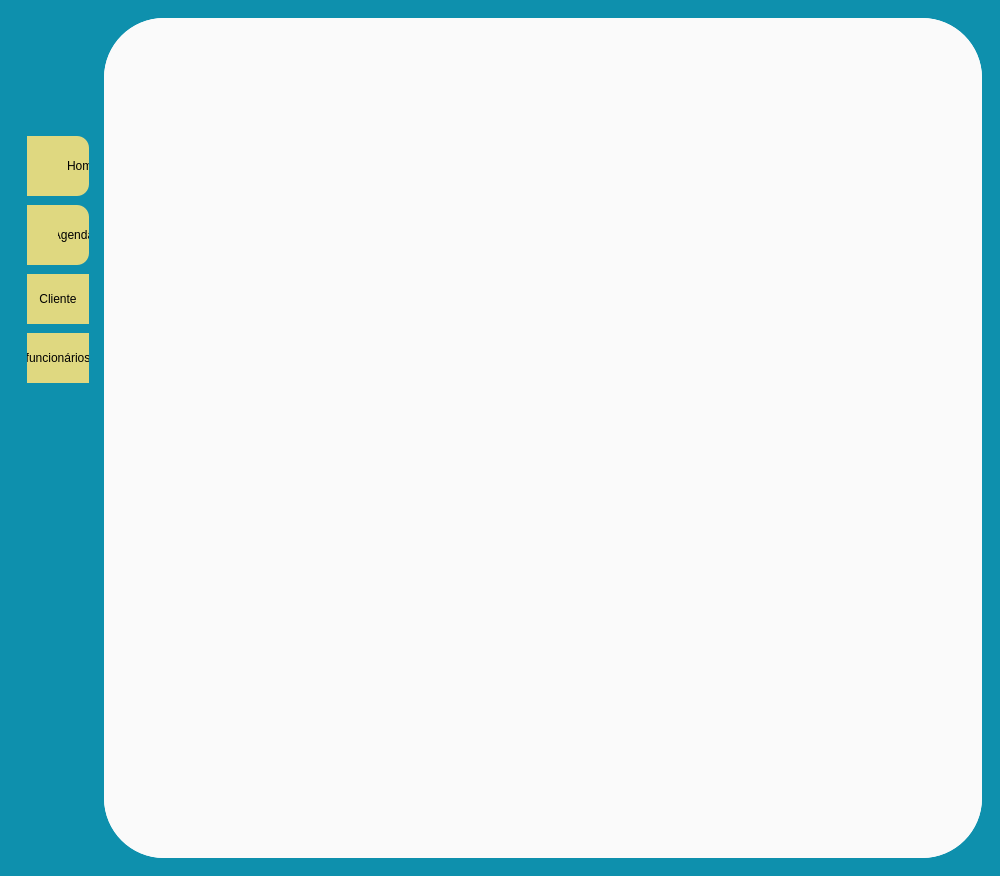
First picture: the form in Telas/UI/dashboard.ui, repository Nautilidae-project/Nautilus, before the edit.
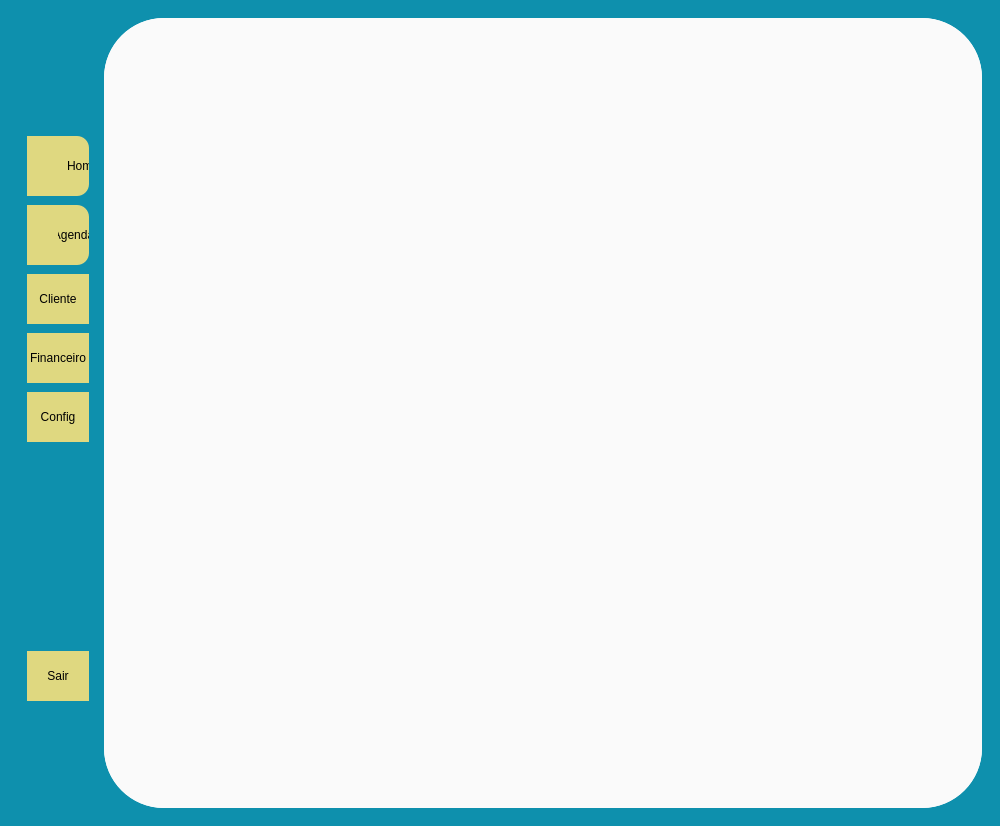
Second picture: the form after the edit. Icons and pictures are not drawn.

Patch:
```diff
--- a/Telas/UI/dashboard.ui
+++ b/Telas/UI/dashboard.ui
@@ -7,7 +7,7 @@
     <x>0</x>
     <y>0</y>
     <width>1000</width>
-    <height>876</height>
+    <height>826</height>
    </rect>
   </property>
   <property name="minimumSize">
@@ -390,7 +390,46 @@
              </size>
             </property>
             <property name="text">
-             <string>funcionários</string>
+             <string>Financeiro</string>
+            </property>
+           </widget>
+          </item>
+          <item>
+           <widget class="QPushButton" name="pbConfig">
+            <property name="minimumSize">
+             <size>
+              <width>0</width>
+              <height>50</height>
+             </size>
+            </property>
+            <property name="text">
+             <string>Config</string>
+            </property>
+           </widget>
+          </item>
+          <item>
+           <spacer name="verticalSpacer">
+            <property name="orientation">
+             <enum>Qt::Vertical</enum>
+            </property>
+            <property name="sizeHint" stdset="0">
+             <size>
+              <width>20</width>
+              <height>200</height>
+             </size>
+            </property>
+           </spacer>
+          </item>
+          <item>
+           <widget class="QPushButton" name="pbSairDash">
+            <property name="minimumSize">
+             <size>
+              <width>0</width>
+              <height>50</height>
+             </size>
+            </property>
+            <property name="text">
+             <string>Sair</string>
             </property>
            </widget>
           </item>
```
Left out of the diff: 2 changed lines with no effect on the pictures.
